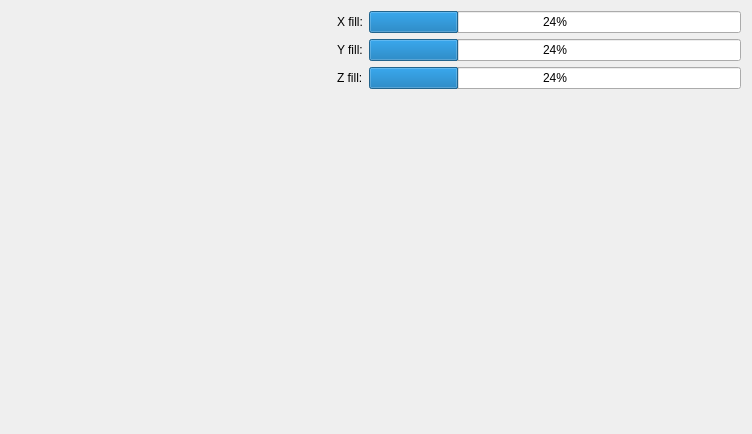
Before: the Qt Designer form core/spec_calib/forms/posecalibrationview.ui in versatran01/Galt, drawn with Qt 5.
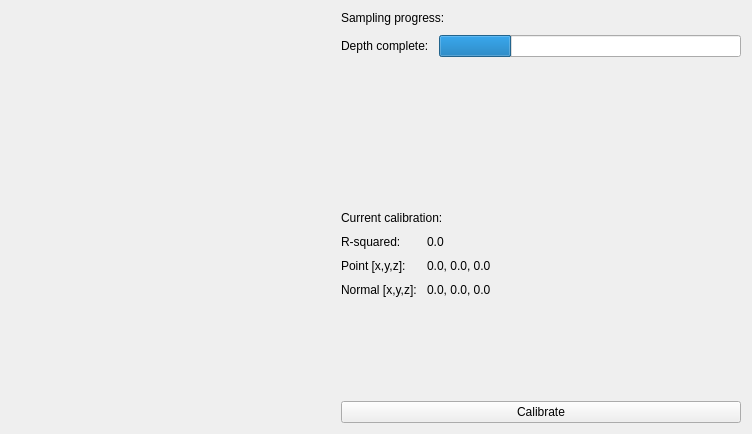
After: the same form once the commit is applied. Custom widgets are drawn as their Qt base class.

The edit to the form file:
```diff
--- a/core/spec_calib/forms/posecalibrationview.ui
+++ b/core/spec_calib/forms/posecalibrationview.ui
@@ -16,6 +16,9 @@
   <layout class="QHBoxLayout" name="horizontalLayout_2">
    <item>
     <layout class="QHBoxLayout" name="horizontalLayout">
+     <property name="spacing">
+      <number>10</number>
+     </property>
      <item>
       <widget class="CVImageWidget" name="widget" native="true">
        <property name="minimumSize">
@@ -24,18 +27,38 @@
          <height>240</height>
         </size>
        </property>
-       <zorder>formLayoutWidget</zorder>
+       <property name="baseSize">
+        <size>
+         <width>0</width>
+         <height>0</height>
+        </size>
+       </property>
+      </widget>
+     </item>
+     <item>
+      <layout class="QVBoxLayout" name="verticalLayout">
+       <item>
+        <widget class="QLabel" name="label">
+         <property name="sizePolicy">
+          <sizepolicy hsizetype="Minimum" vsizetype="Fixed">
+           <horstretch>0</horstretch>
+           <verstretch>0</verstretch>
+          </sizepolicy>
+         </property>
+         <property name="text">
+          <string>Sampling progress:</string>
+         </property>
       </widget>
      </item>
      <item>
       <layout class="QFormLayout" name="formLayout">
-       <property name="fieldGrowthPolicy">
-        <enum>QFormLayout::AllNonFixedFieldsGrow</enum>
+         <property name="sizeConstraint">
+          <enum>QLayout::SetDefaultConstraint</enum>
        </property>
        <item row="0" column="0">
         <widget class="QLabel" name="xFillLabel">
          <property name="text">
-          <string>X fill:</string>
+            <string>Depth complete:</string>
          </property>
         </widget>
        </item>
@@ -43,34 +66,96 @@
         <widget class="QProgressBar" name="xProgressBar">
          <property name="value">
           <number>24</number>
+           </property>
+           <property name="textVisible">
+            <bool>false</bool>
+           </property>
+           <property name="invertedAppearance">
+            <bool>false</bool>
+           </property>
+          </widget>
+         </item>
+        </layout>
+       </item>
+       <item>
+        <spacer name="verticalSpacer">
+         <property name="orientation">
+          <enum>Qt::Vertical</enum>
+         </property>
+         <property name="sizeType">
+          <enum>QSizePolicy::Fixed</enum>
+         </property>
+         <property name="sizeHint" stdset="0">
+          <size>
+           <width>20</width>
+           <height>10</height>
+          </size>
+         </property>
+        </spacer>
+       </item>
+       <item>
+        <widget class="QLabel" name="label_3">
+         <property name="sizePolicy">
+          <sizepolicy hsizetype="Minimum" vsizetype="Fixed">
+           <horstretch>0</horstretch>
+           <verstretch>0</verstretch>
+          </sizepolicy>
+         </property>
+         <property name="text">
+          <string>Current calibration:</string>
+         </property>
+        </widget>
+       </item>
+       <item>
+        <layout class="QFormLayout" name="formLayout_2">
+         <item row="0" column="0">
+          <widget class="QLabel" name="label_4">
+           <property name="text">
+            <string>R-squared:</string>
+           </property>
+          </widget>
+         </item>
+         <item row="0" column="1">
+          <widget class="QLabel" name="label_2">
+           <property name="text">
+            <string>0.0</string>
          </property>
         </widget>
        </item>
        <item row="1" column="0">
-        <widget class="QLabel" name="yFillLabel">
+          <widget class="QLabel" name="label_5">
          <property name="text">
-          <string>Y fill:</string>
+            <string>Point [x,y,z]:</string>
          </property>
         </widget>
        </item>
        <item row="1" column="1">
-        <widget class="QProgressBar" name="yProgressBar">
-         <property name="value">
-          <number>24</number>
+          <widget class="QLabel" name="label_6">
+           <property name="text">
+            <string>0.0, 0.0, 0.0</string>
          </property>
         </widget>
        </item>
        <item row="2" column="0">
-        <widget class="QLabel" name="zFillLabel">
+          <widget class="QLabel" name="label_7">
          <property name="text">
-          <string>Z fill:</string>
+            <string>Normal [x,y,z]:</string>
          </property>
         </widget>
        </item>
        <item row="2" column="1">
-        <widget class="QProgressBar" name="zProgressBar">
-         <property name="value">
-          <number>24</number>
+          <widget class="QLabel" name="label_8">
+           <property name="text">
+            <string>0.0, 0.0, 0.0</string>
+           </property>
+          </widget>
+         </item>
+        </layout>
+       </item>
+       <item>
+        <widget class="QPushButton" name="actionButton">
+         <property name="text">
+          <string>Calibrate</string>
          </property>
         </widget>
        </item>
```
Left out of the diff: 6 changed lines with no effect on the pictures. Lines whose indentation alone changed are shown as unchanged.
